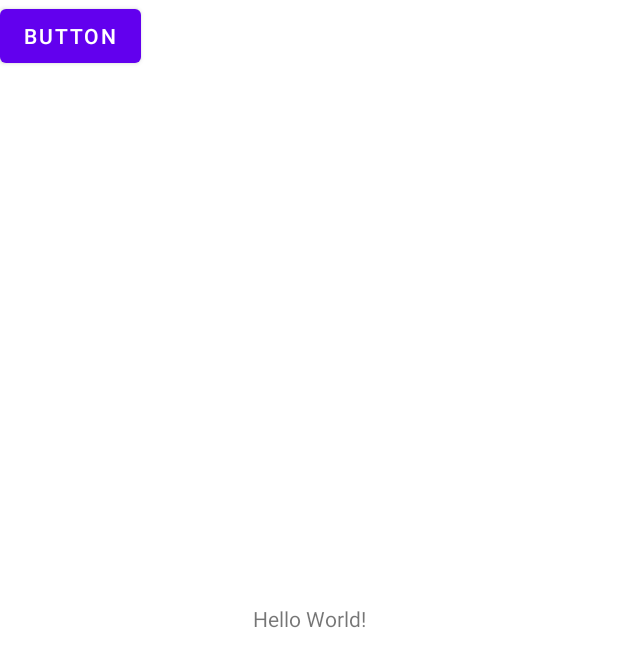
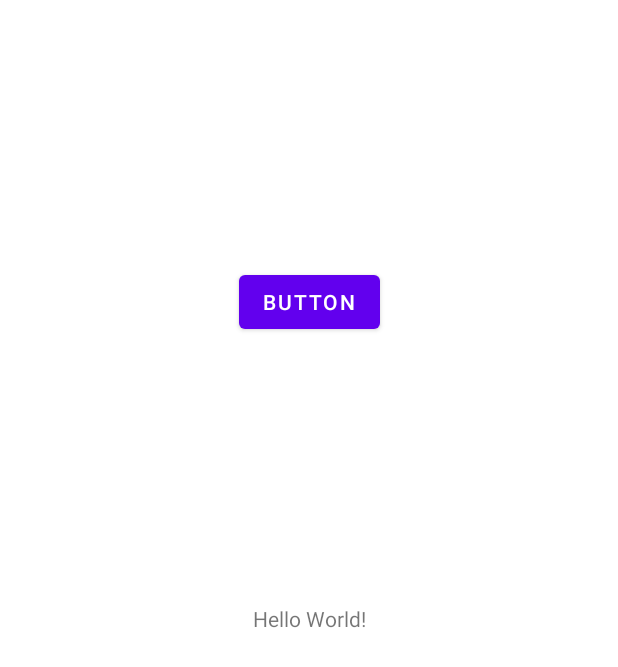
Before and after one commit to kyungchanchoi/Kotlin_exercise, an Android app: the layout activity_main.xml on its own in the app's theme, with its tools: preview values and no code run, on a phone screen of 412 x 824 dp. Shown: the top 667 px of the screen. Run offline under Robolectric (Android 15) with nearby library versions, the phone set to English and light mode, and no system bars.

Commit message:
실전 앱 만들기 4-1. 버튼을 눌렀을 때 반응하는 기능
activity_main.xml에서 button 생성 후, 선 연결로 버튼 위치 고정.
MainActivity.kt에서 button 클릭시 Toast 메세지 생성되도록 코드 입력.

Toast 사용시 Toast에서 alt+enter를 통해 toast widget을 import 할 수 있으나,
button의 경우 책에서 제시된 kotlin-android-extensions가 deprecate 되면서,
다른 방법을 사용해야 함.

build.gradle(Module)의 android에서 view Binding 기능 추가.
Activity_main.xml의 바인딩 클래스 ActivtyMainBinding을 이용하여,
mBinding 생성 후, inflate 및 setContentView(mBinding.root)로 뷰 바인딩.
MainActivity에서 activity_main의 id가 button_4_1인 버튼을 가져와,
button41 = mBinding.button41; // _언더바가 생략됨.
로 하여금 button41로 클릭 이벤트 함수 setOnClickListener를 작성.
setOnClickListener 함수 안에 Toast 메시지를 띄우는 함수 Toast.makeText를 작성하여 4-1 완료.

```diff
--- a/app/build.gradle
+++ b/app/build.gradle
@@ -30,6 +30,11 @@ android {
     kotlinOptions {
         jvmTarget = '1.8'
     }
+
+    buildFeatures {
+        // 뷰 바인딩 활성화
+        viewBinding true
+    }
 }
 
 dependencies {
--- a/app/src/main/res/layout/activity_main.xml
+++ b/app/src/main/res/layout/activity_main.xml
@@ -7,6 +7,7 @@
     tools:context=".MainActivity">
 
     <TextView
+        android:id="@+id/textView"
         android:layout_width="wrap_content"
         android:layout_height="wrap_content"
         android:text="Hello World!"
@@ -16,11 +17,13 @@
         app:layout_constraintTop_toTopOf="parent" />
 
     <Button
-        android:id="@+id/button"
+        android:id="@+id/button_4_1"
         android:layout_width="wrap_content"
         android:layout_height="wrap_content"
         android:text="Button"
-        tools:layout_editor_absoluteX="158dp"
-        tools:layout_editor_absoluteY="127dp" />
+        app:layout_constraintBottom_toTopOf="@+id/textView"
+        app:layout_constraintEnd_toEndOf="parent"
+        app:layout_constraintStart_toStartOf="parent"
+        app:layout_constraintTop_toTopOf="parent" />
 
 </androidx.constraintlayout.widget.ConstraintLayout>
```
Also changed, not shown: app/src/main/java/com/example/kotlin_ex/MainActivity.kt (+20 -1 lines).
